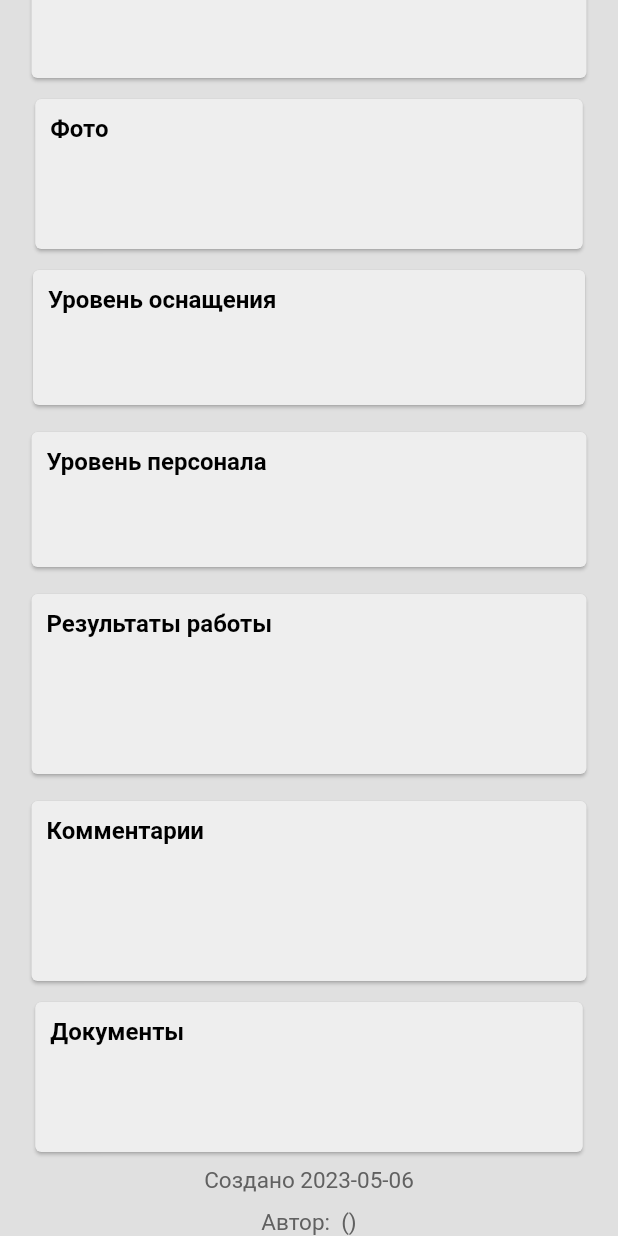
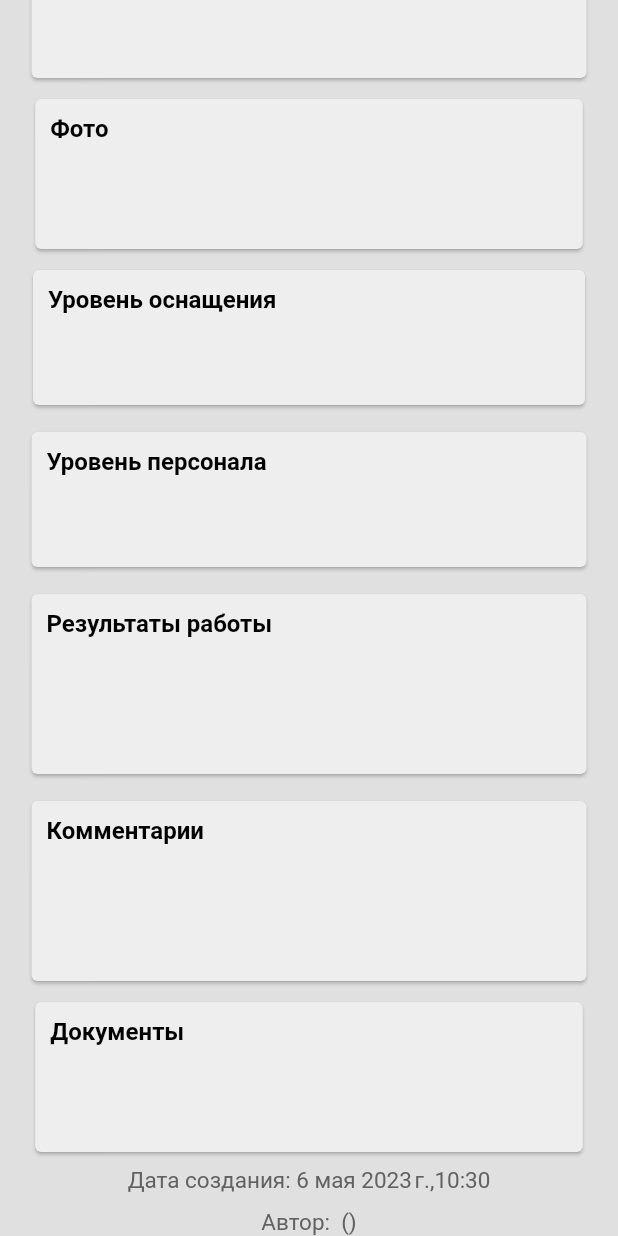
Before and after one commit to m00nlight1/PlannerETP, a Flutter app: the _DetailTaskItem screen opened directly with empty values, scrolled down 523 dp, on a phone screen of 412 x 824 dp. Run offline on Flutter 3.47's test engine with Material 2 defaults, Android fonts, the phone set to English and light mode, and no system bars; our stand-ins replace dio, email_validator, file_picker, firebase_core, firebase_storage, flutter_bloc and 12 more; missing offline and left inert: flutter_pdfview; accounts and stored records are empty; network calls fail; project files that could hold a hidden picture were left out.

Commit message:
Localisation date format

```diff
--- a/lib/feature/tasks/presentation/tasks/category_object_log/detail_object_log_screen.dart
+++ b/lib/feature/tasks/presentation/tasks/category_object_log/detail_object_log_screen.dart
@@ -3,6 +3,7 @@ import 'dart:async';
 import 'package:flutter/material.dart';
 import 'package:flutter_bloc/flutter_bloc.dart';
 import 'package:getwidget/components/card/gf_card.dart';
+import 'package:intl/intl.dart';
 import 'package:planner_etp/app/di/init_di.dart';
 import 'package:planner_etp/app/domain/error_entity/error_entity.dart';
 import 'package:planner_etp/app/presentation/app_loader.dart';
@@ -247,10 +248,10 @@ class _DetailTaskItemState extends State<_DetailTaskItem> {
                                 const Icon(Icons.date_range_outlined,
                                     color: Color(0xFF0d74ba)),
                                 Flexible(
-                                    child: Text(
-                                        widget.taskEntity.startOfWork
-                                            .toString()
-                                            .split(".")[0],
+                                    child:
+                                    Text(
+                                        "${DateFormat.yMMMd("ru").format(widget.taskEntity.startOfWork!)},"
+                                            "${DateFormat.Hm("ru").format(widget.taskEntity.startOfWork!)}",
                                         textAlign: TextAlign.center)),
                                 const SizedBox(width: 5),
                               ],
@@ -280,9 +281,8 @@ class _DetailTaskItemState extends State<_DetailTaskItem> {
                                     color: Color(0xFF0d74ba)),
                                 Flexible(
                                     child: Text(
-                                        widget.taskEntity.endOfWork
-                                            .toString()
-                                            .split(".")[0],
+                                        "${DateFormat.yMMMd("ru").format(widget.taskEntity.endOfWork!)},"
+                                            "${DateFormat.Hm("ru").format(widget.taskEntity.endOfWork!)}",
                                         textAlign: TextAlign.center)),
                                 const SizedBox(width: 5),
                               ],
@@ -574,7 +574,8 @@ class _DetailTaskItemState extends State<_DetailTaskItem> {
               const SizedBox(height: 10),
               //created at date and author
               Text(
-                  "Создано ${widget.taskEntity.createdAt.toString().split(" ")[0]}",
+                  "Дата создания: ${DateFormat.yMMMd("ru").format(widget.taskEntity.createdAt)},"
+                      "${DateFormat.Hm("ru").format(widget.taskEntity.createdAt)}",
                   style: theme.textTheme.bodyMedium),
               const SizedBox(height: 10),
               Text(
--- a/lib/feature/tasks/presentation/tasks/category_simple_task/detail_simple_task_screen.dart
+++ b/lib/feature/tasks/presentation/tasks/category_simple_task/detail_simple_task_screen.dart
@@ -1,6 +1,7 @@
 import 'package:flutter/material.dart';
 import 'package:flutter_bloc/flutter_bloc.dart';
 import 'package:getwidget/getwidget.dart';
+import 'package:intl/intl.dart';
 import 'package:planner_etp/app/di/init_di.dart';
 import 'package:planner_etp/app/domain/error_entity/error_entity.dart';
 import 'package:planner_etp/app/presentation/app_loader.dart';
@@ -265,9 +266,8 @@ class _DetailTaskItemState extends State<_DetailTaskItem> {
                             const SizedBox(width: 10),
                             Flexible(
                               child: Text(
-                                widget.taskEntity.endOfWork
-                                    .toString()
-                                    .split(".")[0],
+                                "${DateFormat.yMMMd("ru").format(widget.taskEntity.endOfWork!)},"
+                                    "${DateFormat.Hm("ru").format(widget.taskEntity.endOfWork!)}",
                               ),
                             ),
                           ],
@@ -453,7 +453,8 @@ class _DetailTaskItemState extends State<_DetailTaskItem> {
               const SizedBox(height: 10),
               //created at date and author
               Text(
-                  "Создано ${widget.taskEntity.createdAt.toString().split(" ")[0]}",
+                  "Дата создания: ${DateFormat.yMMMd("ru").format(widget.taskEntity.createdAt)},"
+                      "${DateFormat.Hm("ru").format(widget.taskEntity.createdAt)}",
                   style: theme.textTheme.bodyMedium),
               const SizedBox(height: 10),
               Text(
--- a/lib/feature/tasks/presentation/tasks/category_simple_task/update_simple_task_screen.dart
+++ b/lib/feature/tasks/presentation/tasks/category_simple_task/update_simple_task_screen.dart
@@ -287,9 +287,8 @@ class _UpdateTaskViewState extends State<_UpdateTaskView> {
                                   ? const Icon(Icons.date_range_outlined,
                                       color: Color(0xFF0d74ba))
                                   : Flexible(
-                                      child: Text(widget.taskEntity.endOfWork
-                                          .toString()
-                                          .split(".")[0]),
+                                      child: Text("${DateFormat.yMMMd("ru").format(widget.taskEntity.endOfWork!)},"
+                                          "${DateFormat.Hm("ru").format(widget.taskEntity.endOfWork!)}"),
                                     ),
                               const SizedBox(width: 5),
                               showEndWorkDateTime
--- a/lib/feature/tasks/presentation/tasks/category_supervision_order/detail_supervision_order_screen.dart
+++ b/lib/feature/tasks/presentation/tasks/category_supervision_order/detail_supervision_order_screen.dart
@@ -1,6 +1,7 @@
 import 'package:flutter/material.dart';
 import 'package:flutter_bloc/flutter_bloc.dart';
 import 'package:getwidget/getwidget.dart';
+import 'package:intl/intl.dart';
 import 'package:planner_etp/app/di/init_di.dart';
 import 'package:planner_etp/app/domain/error_entity/error_entity.dart';
 import 'package:planner_etp/app/presentation/app_loader.dart';
@@ -313,9 +314,8 @@ class _DetailTaskItemState extends State<_DetailTaskItem> {
                             const SizedBox(width: 10),
                             Flexible(
                               child: Text(
-                                widget.taskEntity.endOfWork
-                                    .toString()
-                                    .split(".")[0],
+                                "${DateFormat.yMMMd("ru").format(widget.taskEntity.endOfWork!)},"
+                                    "${DateFormat.Hm("ru").format(widget.taskEntity.endOfWork!)}",
                               ),
                             ),
                           ],
@@ -519,7 +519,8 @@ class _DetailTaskItemState extends State<_DetailTaskItem> {
               const SizedBox(height: 10),
               //created at date and author
               Text(
-                  "Создано ${widget.taskEntity.createdAt.toString().split(" ")[0]}",
+                  "Дата создания: ${DateFormat.yMMMd("ru").format(widget.taskEntity.createdAt)},"
+                      "${DateFormat.Hm("ru").format(widget.taskEntity.createdAt)}",
                   style: theme.textTheme.bodyMedium),
               const SizedBox(height: 10),
               Text(
--- a/lib/feature/tasks/presentation/tasks/category_supervision_order/update_supervision_order_screen.dart
+++ b/lib/feature/tasks/presentation/tasks/category_supervision_order/update_supervision_order_screen.dart
@@ -371,9 +371,8 @@ class _UpdateTaskViewState extends State<_UpdateTaskView> {
                                   ? const Icon(Icons.date_range_outlined,
                                       color: Color(0xFF0d74ba))
                                   : Flexible(
-                                      child: Text(widget.taskEntity.endOfWork
-                                          .toString()
-                                          .split(".")[0]),
+                                      child: Text("${DateFormat.yMMMd("ru").format(widget.taskEntity.endOfWork!)},"
+                                          "${DateFormat.Hm("ru").format(widget.taskEntity.endOfWork!)}"),
                                     ),
                               const SizedBox(width: 5),
                               showEndWorkDateTime
```
Also changed, not shown: lib/feature/tasks/presentation/tasks/category_object_log/update_object_log_screen.dart (+4 -6 lines).
